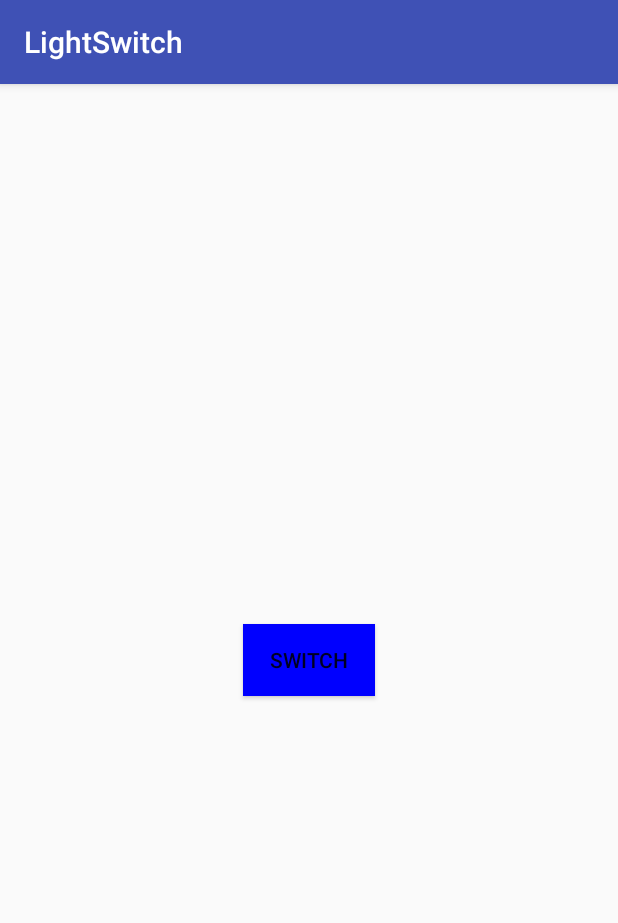
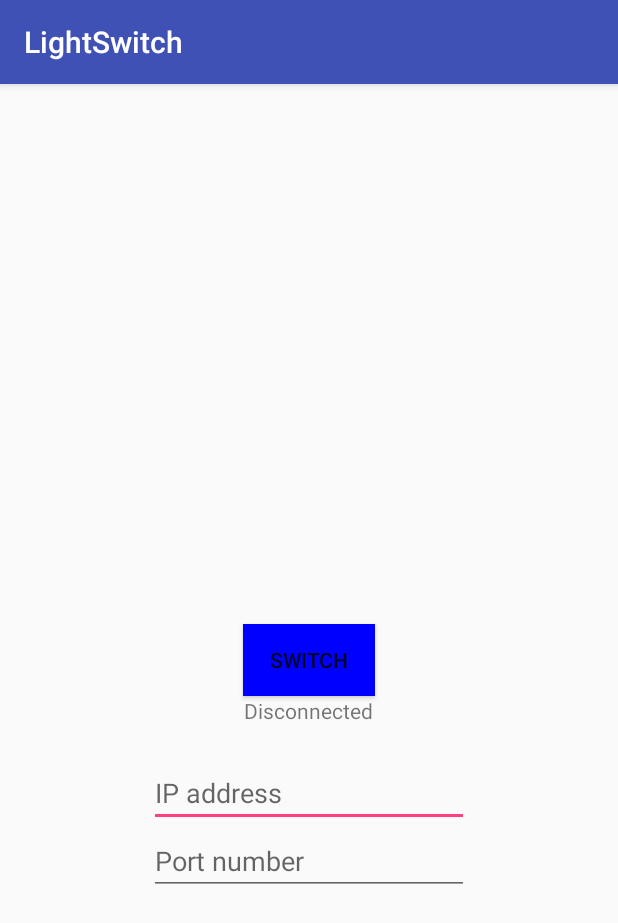
Before and after one commit to joaoprl/LightSwitch, an Android app: the screen it shows after launch (MainActivity), on a phone screen of 412 x 824 dp. Shown: the top 923 px of the screen. Run offline under Robolectric (Android 15) with nearby library versions, the phone set to English and light mode, and no system bars.

Commit message:
Create on Android App IP and Port TextView and connection status TextView

```diff
--- a/AndroidStudio/LightSwitch/app/src/main/java/org/ls/lightswitch/AppClient.java
+++ b/AndroidStudio/LightSwitch/app/src/main/java/org/ls/lightswitch/AppClient.java
@@ -1,7 +1,10 @@
 package org.ls.lightswitch;
 
 
+import android.app.Activity;
 import android.os.AsyncTask;
+import android.os.Handler;
+import android.widget.TextView;
 
 import java.io.IOException;
 import java.net.Socket;
@@ -18,12 +21,23 @@ class AppClient extends AsyncTask<Void, Void, Void> {
     Boolean hasData;
     byte[] data;
 
-    public AppClient(String host, int port) {
+    Boolean isRunning;
+
+    Handler handler;
+    TextView connectionStatus;
+
+    public AppClient(String host, int port, TextView connectionStatus, Handler handler) {
         this.host = host;
         this.port = port;
+        this.socket = null;
 
         this.hasData = false;
         this.data = null;
+
+        this.isRunning = true;
+
+        this.connectionStatus = connectionStatus;
+        this.handler = handler;
     }
 
     public void setData(byte[] b){
@@ -33,18 +47,55 @@ class AppClient extends AsyncTask<Void, Void, Void> {
         }
     }
 
+    public void setIpAddress(String ipAddress){
+        if(!this.isConnected()){
+            this.host = ipAddress;
+            System.out.println("IP set to " + this.host);
+        }
+    }
+
+    public void setPortNumber(int port){
+        if(!this.isConnected()) {
+            this.port = port;
+            System.out.println("Port set to " + this.port);
+        }
+    }
+
+    public boolean isConnected(){
+        return this.socket != null && this.socket.isConnected();
+    }
+
+    private boolean postConnectionStatus(final String status){
+        return handler.post(new Runnable(){
+            public void run(){
+                connectionStatus.setText(status);
+            }
+        });
+    }
+
     @Override
     protected Void doInBackground(Void ... voids) {
+        while(this.isRunning) {
+            while(this.socket == null) {
                 try {
                     this.socket = new Socket(host, port);
-            System.out.println("connected");
-        }catch(IOException e){
+                    System.out.println("connected to " + host + " : " + port);
+                    postConnectionStatus("Connected");
+
+                } catch (IOException e) {
+                    this.socket = null;
                     System.out.println("failed to connect");
-            return null;
+                    postConnectionStatus("Disconnected");
+                    try {
+                        Thread.sleep(1000);
+                    } catch (InterruptedException e1) {
+                        e1.printStackTrace();
+                    }
+                }
             }
 
-        while(this.socket.isConnected()) {
-            if(this.hasData) {
+            while (this.isConnected()) {
+                if (this.hasData) {
                     synchronized (this.hasData) {
                         try {
                             byte[] b = new byte[1];
@@ -57,6 +108,7 @@ class AppClient extends AsyncTask<Void, Void, Void> {
                     }
                 }
             }
+        }
         return null;
     }
 
--- a/AndroidStudio/LightSwitch/app/src/main/java/org/ls/lightswitch/MainActivity.java
+++ b/AndroidStudio/LightSwitch/app/src/main/java/org/ls/lightswitch/MainActivity.java
@@ -1,5 +1,6 @@
 package org.ls.lightswitch;
 
+import android.os.Handler;
 import android.support.v7.app.AppCompatActivity;
 import android.os.Bundle;
 
@@ -8,6 +9,8 @@ import android.widget.Button;
 import android.net.ConnectivityManager;
 import android.content.Context;
 import android.net.NetworkInfo;
+import android.widget.EditText;
+import android.widget.TextView;
 
 public class MainActivity extends AppCompatActivity {
 
@@ -25,10 +28,20 @@ public class MainActivity extends AppCompatActivity {
             return;
         }
 
-        AppClient client = new AppClient("192.168.1.63", 20000);
+        final TextView connectionStatus = (TextView) findViewById(R.id.connectionStatus);
+
+        Handler handler = new Handler();
+        AppClient client = new AppClient("192.168.0.255", 20001, connectionStatus, handler);
         client.execute();
 
         final Button button = (Button) findViewById(R.id.switchButton);
         button.setOnClickListener(new SwitchButton(button, client));
+
+        final EditText ipAddress = (EditText) findViewById(R.id.ipText);
+        ipAddress.setOnEditorActionListener(new IpAddressListener(client));
+
+        final EditText portNumber = (EditText) findViewById(R.id.portText);
+        portNumber.setOnEditorActionListener(new PortNumberListener(client));
+
     }
 }
--- a/AndroidStudio/LightSwitch/app/src/main/res/layout/activity_main.xml
+++ b/AndroidStudio/LightSwitch/app/src/main/res/layout/activity_main.xml
@@ -17,4 +17,42 @@
         android:layout_centerVertical="true"
         android:layout_centerHorizontal="true"
         android:id="@+id/switchButton" />
+
+    <EditText
+        android:layout_width="wrap_content"
+        android:layout_height="wrap_content"
+        android:inputType="number"
+        android:ems="10"
+        android:id="@+id/ipText"
+        android:hint="IP address"
+        android:singleLine="true"
+        android:selectAllOnFocus="true"
+        android:digits="1234567890."
+        android:layout_marginTop="42dp"
+        android:layout_below="@+id/switchButton"
+        android:layout_centerHorizontal="true"
+        android:imeOptions="actionDone"/>
+
+    <EditText
+        android:layout_width="wrap_content"
+        android:layout_height="wrap_content"
+        android:inputType="number"
+        android:ems="10"
+        android:id="@+id/portText"
+        android:hint="Port number"
+        android:singleLine="true"
+        android:digits="1234567890"
+        android:selectAllOnFocus="true"
+        android:layout_below="@+id/ipText"
+        android:layout_alignLeft="@+id/ipText"
+        android:layout_alignStart="@+id/ipText"
+        android:imeOptions="actionDone" />
+
+    <TextView
+        android:text="Disconnected"
+        android:layout_width="wrap_content"
+        android:layout_height="wrap_content"
+        android:layout_below="@+id/switchButton"
+        android:layout_centerHorizontal="true"
+        android:id="@+id/connectionStatus" />
 </RelativeLayout>
```
Also changed, not shown: AndroidStudio/LightSwitch/app/src/main/java/org/ls/lightswitch/IpAddressListener.java (added, +42 -0 lines), AndroidStudio/LightSwitch/app/src/main/java/org/ls/lightswitch/PortNumberListener.java (added, +41 -0 lines). Lines whose indentation alone changed are shown as unchanged.
